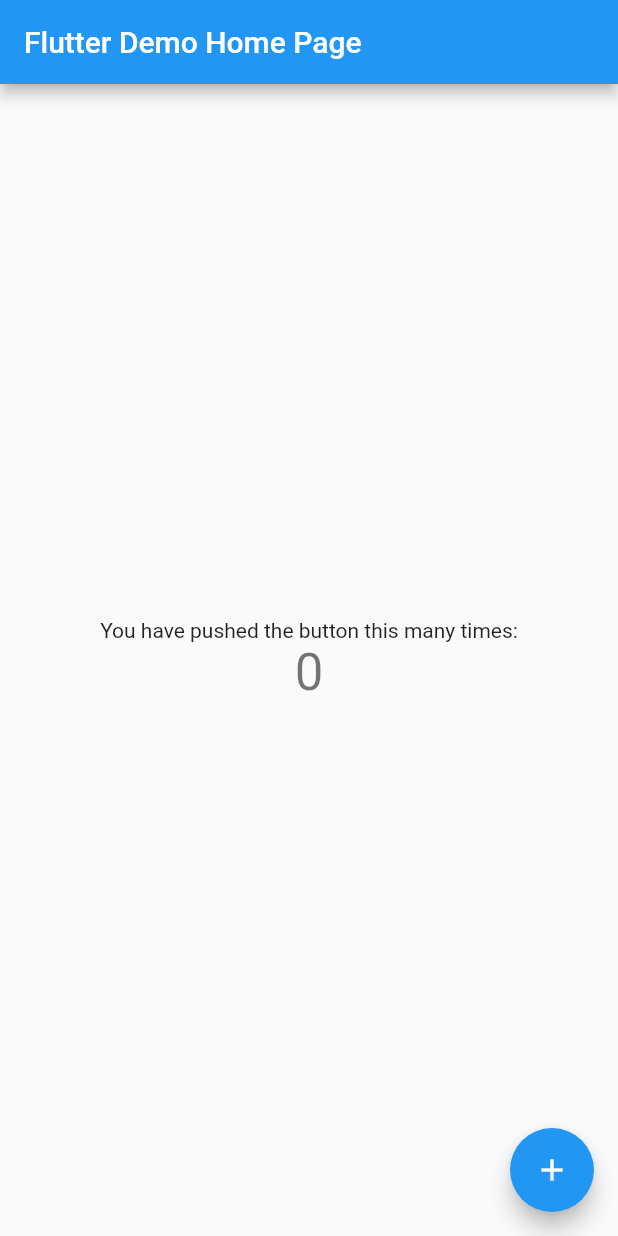
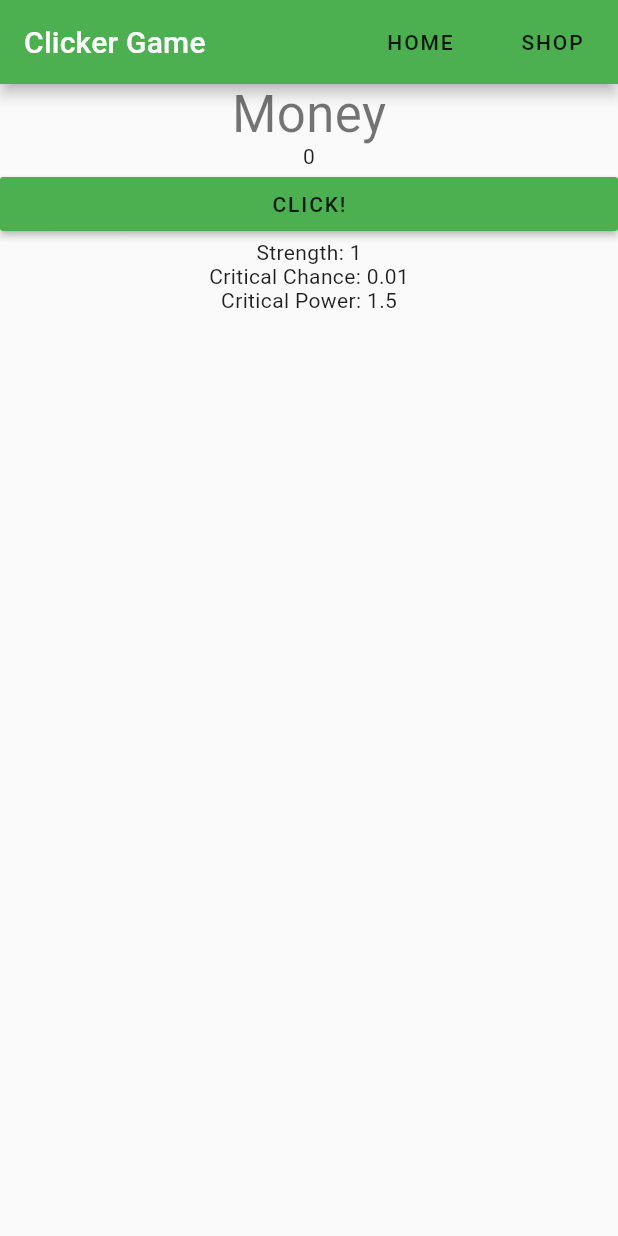
Before and after one commit to frogman1189/clicker_game, a Flutter app: the screen it shows after launch, on a phone screen of 412 x 824 dp. Run offline on Flutter 3.47's test engine with Material 2 defaults, Android fonts, the phone set to English and light mode, and no system bars; our stand-ins replace bloc, flutter_bloc.

Commit message:
Add main app, main components and views. Basic click functionality. Shop does not yet validate or reduce money. Forgot to commit earlier thus a big dump, however it should be a workable state

```diff
--- a/lib/main.dart
+++ b/lib/main.dart
@@ -1,117 +1,7 @@
 import 'package:flutter/material.dart';
+import 'src/app.dart';
+
 
 void main() {
-  runApp(MyApp());
+  runApp(BlocApp());
 }
-
-class MyApp extends StatelessWidget {
-  // This widget is the root of your application.
-  @override
-  Widget build(BuildContext context) {
-    return MaterialApp(
-      title: 'Flutter Demo',
-      theme: ThemeData(
-        // This is the theme of your application.
-        //
-        // Try running your application with "flutter run". You'll see the
-        // application has a blue toolbar. Then, without quitting the app, try
-        // changing the primarySwatch below to Colors.green and then invoke
-        // "hot reload" (press "r" in the console where you ran "flutter run",
-        // or simply save your changes to "hot reload" in a Flutter IDE).
-        // Notice that the counter didn't reset back to zero; the application
-        // is not restarted.
-        primarySwatch: Colors.blue,
-        // This makes the visual density adapt to the platform that you run
-        // the app on. For desktop platforms, the controls will be smaller and
-        // closer together (more dense) than on mobile platforms.
-        visualDensity: VisualDensity.adaptivePlatformDensity,
-      ),
-      home: MyHomePage(title: 'Flutter Demo Home Page'),
-    );
-  }
-}
-
-class MyHomePage extends StatefulWidget {
-  MyHomePage({Key key, this.title}) : super(key: key);
-
-  // This widget is the home page of your application. It is stateful, meaning
-  // that it has a State object (defined below) that contains fields that affect
-  // how it looks.
-
-  // This class is the configuration for the state. It holds the values (in this
-  // case the title) provided by the parent (in this case the App widget) and
-  // used by the build method of the State. Fields in a Widget subclass are
-  // always marked "final".
-
-  final String title;
-
-  @override
-  _MyHomePageState createState() => _MyHomePageState();
-}
-
-class _MyHomePageState extends State<MyHomePage> {
-  int _counter = 0;
-
-  void _incrementCounter() {
-    setState(() {
-      // This call to setState tells the Flutter framework that something has
-      // changed in this State, which causes it to rerun the build method below
-      // so that the display can reflect the updated values. If we changed
-      // _counter without calling setState(), then the build method would not be
-      // called again, and so nothing would appear to happen.
-      _counter++;
-    });
-  }
-
-  @override
-  Widget build(BuildContext context) {
-    // This method is rerun every time setState is called, for instance as done
-    // by the _incrementCounter method above.
-    //
-    // The Flutter framework has been optimized to make rerunning build methods
-    // fast, so that you can just rebuild anything that needs updating rather
-    // than having to individually change instances of widgets.
-    return Scaffold(
-      appBar: AppBar(
-        // Here we take the value from the MyHomePage object that was created by
-        // the App.build method, and use it to set our appbar title.
-        title: Text(widget.title),
-      ),
-      body: Center(
-        // Center is a layout widget. It takes a single child and positions it
-        // in the middle of the parent.
-        child: Column(
-          // Column is also a layout widget. It takes a list of children and
-          // arranges them vertically. By default, it sizes itself to fit its
-          // children horizontally, and tries to be as tall as its parent.
-          //
-          // Invoke "debug painting" (press "p" in the console, choose the
-          // "Toggle Debug Paint" action from the Flutter Inspector in Android
-          // Studio, or the "Toggle Debug Paint" command in Visual Studio Code)
-          // to see the wireframe for each widget.
-          //
-          // Column has various properties to control how it sizes itself and
-          // how it positions its children. Here we use mainAxisAlignment to
-          // center the children vertically; the main axis here is the vertical
-          // axis because Columns are vertical (the cross axis would be
-          // horizontal).
-          mainAxisAlignment: MainAxisAlignment.center,
-          children: <Widget>[
-            Text(
-              'You have pushed the button this many times:',
-            ),
-            Text(
-              '$_counter',
-              style: Theme.of(context).textTheme.headline4,
-            ),
-          ],
-        ),
-      ),
-      floatingActionButton: FloatingActionButton(
-        onPressed: _incrementCounter,
-        tooltip: 'Increment',
-        child: Icon(Icons.add),
-      ), // This trailing comma makes auto-formatting nicer for build methods.
-    );
-  }
-}
--- /dev/null
+++ b/lib/src/app.dart
@@ -0,0 +1,92 @@
+import 'package:flutter/material.dart';
+import 'package:flutter_bloc/flutter_bloc.dart';
+import 'bloc/debug_bloc_delegate.dart';
+import 'views/home_view.dart';
+import 'views/shop_view.dart';
+import 'components/title_bar.dart';
+import 'bloc/player_bloc.dart';
+
+class App extends StatelessWidget {
+  @override
+  Widget build(BuildContext context) {
+    BlocSupervisor.delegate = DebugBlocDelegate();
+    return BlocProvider<PlayerBloc>(
+      create: (context) => PlayerBloc(),
+      child: MaterialApp(
+        title: "Clicker Game",
+        theme: ThemeData(
+          primarySwatch: Colors.green,
+          visualDensity: VisualDensity.adaptivePlatformDensity,
+          typography: Typography.material2018(platform: TargetPlatform.android),
+        ),
+        initialRoute: '/',
+        routes: {
+          '/': (context) => AppBase(child: HomeView()),
+          '/shop': (context) => AppBase(child: ShopView()),
+        },
+      )
+    );
+  }
+}
+
+class AppBase extends StatelessWidget {
+  AppBase({Key key, this.child}):super(key: key);
+
+  final Widget child;
+
+  @override
+  Widget build(BuildContext context) {
+    return Scaffold(
+      appBar: TitleBar.instance(context),
+      body: child,
+    );
+  }
+}
+
+
+//--------------------------------------------------------------------------
+class BlocApp extends StatefulWidget {
+  @override
+  _BlocApp createState() => _BlocApp();
+}
+
+
+class _BlocApp extends State<BlocApp> {
+  final PlayerBloc _playerBloc = PlayerBloc();
+  //final StatBloc _statBloc = StatBloc();
+
+  @override
+  Widget build(BuildContext context) {
+    BlocSupervisor.delegate = DebugBlocDelegate();
+    return MultiBlocProvider(
+      providers: [
+        BlocProvider<PlayerBloc>(
+          create: (BuildContext context) => _playerBloc,
+        ),
+        //BlocProvider<StatBloc>(
+        //  create: (BuildContext context) => _statBloc,
+        //)
+      ],
+      child: MaterialApp(
+        title: "Clicker Game",
+        theme: ThemeData(
+          primarySwatch: Colors.green,
+          visualDensity: VisualDensity.adaptivePlatformDensity,
+          typography: Typography.material2018(platform: TargetPlatform.android),
+        ),
+        initialRoute: '/',
+        routes: {
+          '/': (context) => AppBase(child: HomeView()),
+          '/shop': (context) => AppBase(child: ShopView()),
+        },
+      )
+    );
+  }
+
+  @override
+  void dispose() {
+    _playerBloc.dispose();
+    //_statBloc.dispose();
+    super.dispose();
+  }
+}
--- /dev/null
+++ b/lib/src/bloc/player_bloc.dart
@@ -0,0 +1,105 @@
+import 'package:bloc/bloc.dart';
+import 'dart:math';
+
+class PlayerBloc extends Bloc<PlayerEvent, PlayerState> {
+  @override PlayerState get initialState => PlayerState(0, 0, 0, 0);
+
+  @override
+  Stream<PlayerState> mapEventToState(PlayerEvent event) async* {
+    switch(event) {
+      case PlayerEvent.ButtonClicked:
+        yield state.click();
+        break;
+      case PlayerEvent.StrengthIncremented:
+        yield state.incrementStrengthLevel();
+        break;
+      case PlayerEvent.CriticalChanceIncremented:
+        yield state.incrementCriticalChanceLevel();
+        break;
+      case PlayerEvent.CriticalPowerIncremented:
+        yield state.incrementCriticalPowerLevel();
+        break;
+    }
+  }
+
+  void dispose() {
+  }
+}
+
+enum PlayerEvent {
+  ButtonClicked,
+  StrengthIncremented,
+  CriticalChanceIncremented,
+  CriticalPowerIncremented
+}
+
+
+/// PlayerState
+///
+/// Represents current state and holds functions for generating The next state
+/// based upon PlayerEvents
+
+class PlayerState {
+  final int strengthLevel;
+  final int criticalChanceLevel;
+  final int criticalPowerLevel;
+  final int money;
+
+  int get strength => strengthLevel + 1;
+  double get criticalChance => criticalChanceLevel * 0.01 + 0.01;
+  double get criticalPower => criticalPowerLevel * 0.15 + 1.5;
+
+  const PlayerState(
+    this.money,
+    this.strengthLevel,
+    this.criticalChanceLevel,
+    this.criticalPowerLevel
+  );
+
+  int addMoney(int amount) {
+    return max(money + amount, 0);
+  }
+
+  PlayerState click() {
+    int amount;
+    if(Random().nextDouble() < criticalChance) {
+      amount = (strength * criticalPower).floor();
+    }
+    else {
+      amount = strength;
+    }
+    return PlayerState(
+      addMoney(amount),
+      strengthLevel,
+      criticalChanceLevel,
+      criticalPowerLevel
+    );
+  }
+  PlayerState incrementStrengthLevel() {
+    return PlayerState(
+      money,
+      strengthLevel + 1,
+      criticalChanceLevel,
+      criticalPowerLevel
+    );
+  }
+  PlayerState incrementCriticalChanceLevel() {
+    return PlayerState(
+      money,
+      strengthLevel,
+      criticalChanceLevel + 1,
+      criticalPowerLevel
+    );
+  }
+  PlayerState incrementCriticalPowerLevel() {
+    return PlayerState(
+      money,
+      strengthLevel,
+      criticalChanceLevel,
+      criticalPowerLevel + 1
+    );
+  }
+  //PlayerState click() {
+  //const criticalChance =
+  //}
+}
--- /dev/null
+++ b/lib/src/components/money_displayer.dart
@@ -0,0 +1,21 @@
+import 'package:flutter/material.dart';
+import 'package:flutter_bloc/flutter_bloc.dart';
+import '../bloc/player_bloc.dart';
+
+class MoneyDisplayer extends StatelessWidget {
+  @override
+  Widget build(BuildContext context) {
+    return Column(
+      children: <Widget> [
+        Text("Money",
+          style: Theme.of(context).textTheme.headline4,
+        ),
+        BlocBuilder<PlayerBloc, PlayerState>(
+          builder: (context, player) {
+            return Text("${player.money}");
+          },
+        ),
+      ],
+    );
+  }
+}
--- /dev/null
+++ b/lib/src/components/title_bar.dart
@@ -0,0 +1,24 @@
+import 'package:flutter/material.dart';
+
+class TitleBar {
+  static AppBar instance(BuildContext context) {
+    return AppBar(
+      title: Text("Clicker Game"),
+      automaticallyImplyLeading: false,
+      actions: <Widget> [
+        FlatButton(
+          child: Text("HOME"),
+          onPressed: () => {Navigator.pushNamed(context, "/")}
+        ),
+        FlatButton(
+          child: Text("SHOP"),
+          onPressed: () => {Navigator.pushNamed(context, "/shop")},
+        ),
+      ],
+    );
+  }
+//  @override
+//  Widget build(BuildContext context) {
+//    return
+ // }
+}
--- /dev/null
+++ b/lib/src/views/home_view.dart
@@ -0,0 +1,41 @@
+import 'package:flutter/material.dart';
+import 'package:flutter_bloc/flutter_bloc.dart';
+import '../components/money_displayer.dart';
+import '../bloc/player_bloc.dart';
+
+class HomeView extends StatelessWidget {
+  @override
+  Widget build(BuildContext context) {
+    return BlocBuilder<PlayerBloc, PlayerState>(
+      builder: (context, player) {
+        return Center(
+          child: Column(
+            children: <Widget>[
+              MoneyDisplayer(),
+              Row(
+                children: <Widget>[
+                  Expanded(
+                    child: RaisedButton(
+                      child: Text(
+                        "CLICK!",
+                      ),
+                      color: Colors.green,
+                      onPressed: () => {
+                        BlocProvider.of<PlayerBloc>(context)
+                        .add(PlayerEvent.ButtonClicked)
+                      },
+                    ),
+                  ),
+                ],
+              ),
+
+              Text("Strength: ${player.strength}"),
+              Text("Critical Chance: ${player.criticalChance}"),
+              Text("Critical Power: ${player.criticalPower}"),
+            ],
+          )
+        );
+      }
+    );
+  }
+}
```
Also changed, not shown: lib/src/bloc/debug_bloc_delegate.dart (added, +9 -0 lines), lib/src/components/stat_shop.dart (added, +70 -0 lines), lib/src/views/shop_view.dart (added, +17 -0 lines).
